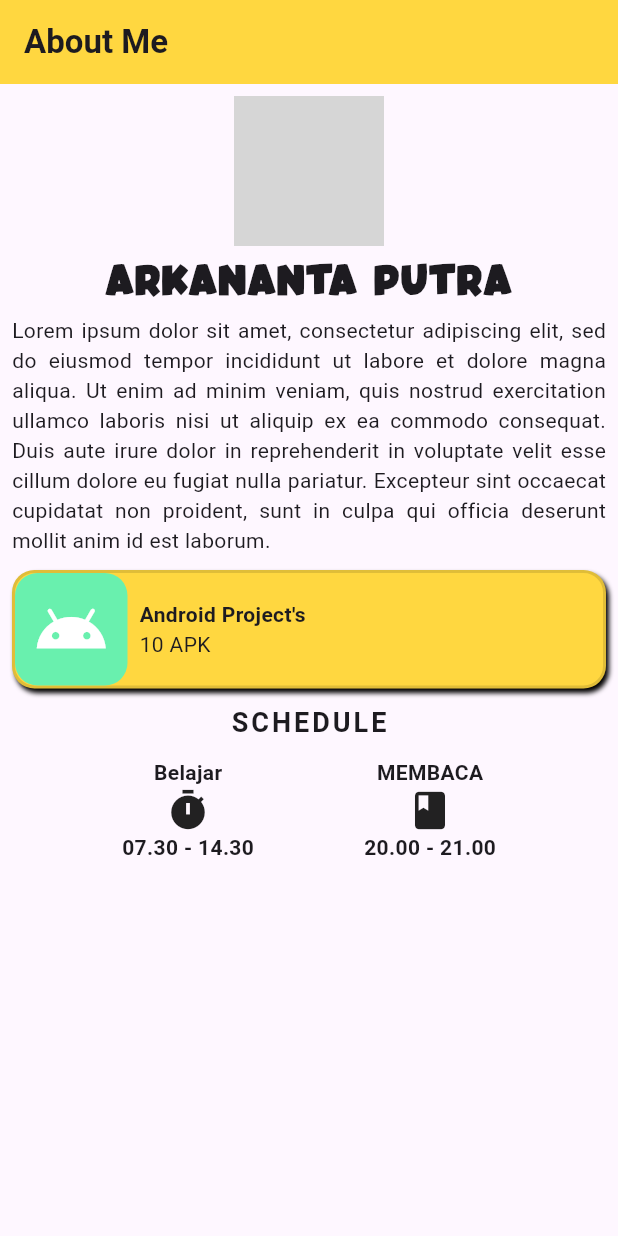
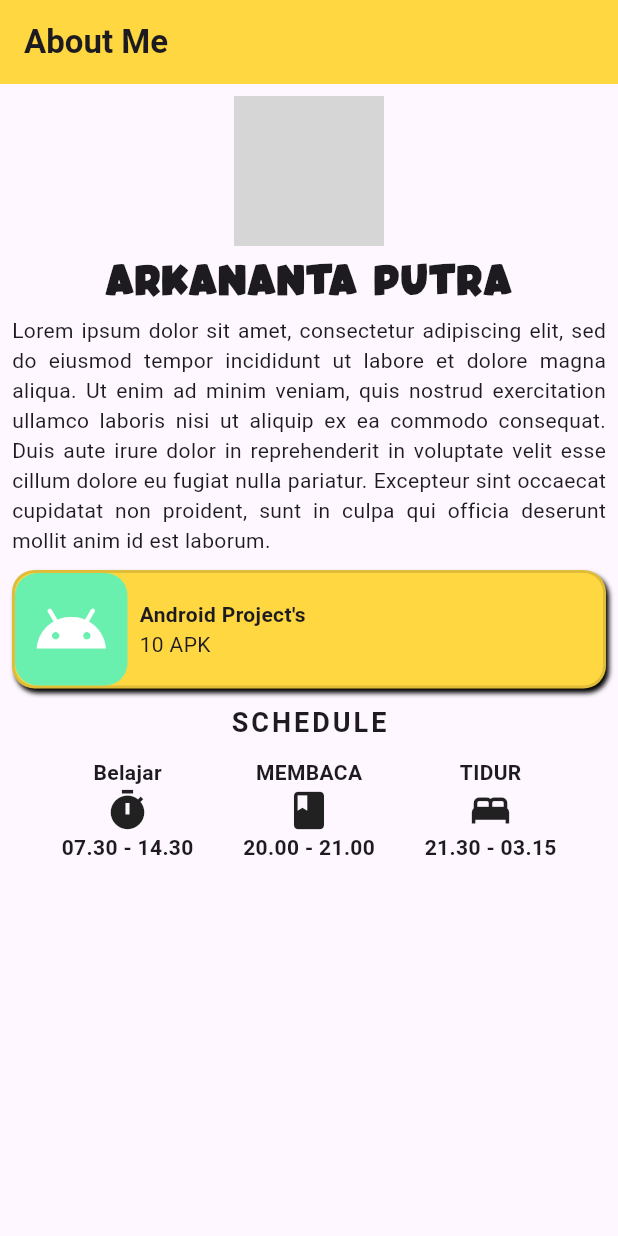
Before and after one commit to arkaa29/flutter_profile_card, a Flutter app: the screen it shows after launch, on a phone screen of 412 x 824 dp. Run offline on Flutter 3.47's test engine with Material 3 defaults, Android fonts, the phone set to English and light mode, and no system bars; network calls fail; grey boxes are pictures that could not be loaded.

```diff
--- a/lib/about-me.dart
+++ b/lib/about-me.dart
@@ -171,6 +171,26 @@ class AboutMe extends StatelessWidget {
                         ),
                       ],
                     ),
+                    Column(
+                      children: <Widget>[
+                        Text(
+                          'TIDUR',
+                          style: TextStyle(
+                            fontWeight: FontWeight.w700,
+                          ),
+                        ),
+                        Icon(
+                          Icons.bed,
+                          size: 30,
+                        ),
+                        Text(
+                          '21.30 - 03.15',
+                          style: TextStyle(
+                            fontWeight: FontWeight.w600,
+                          ),
+                        ),
+                      ],
+                    ),
                   ],
                 ),
               ],
```
